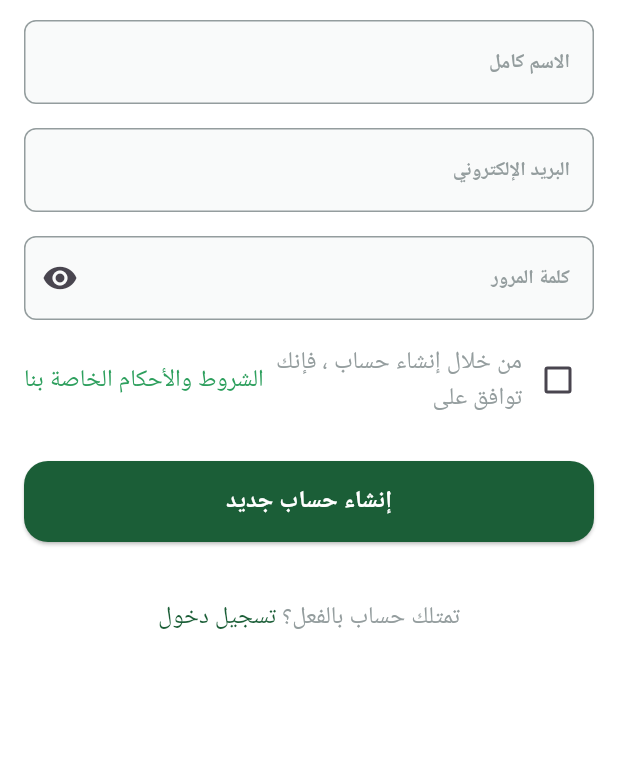
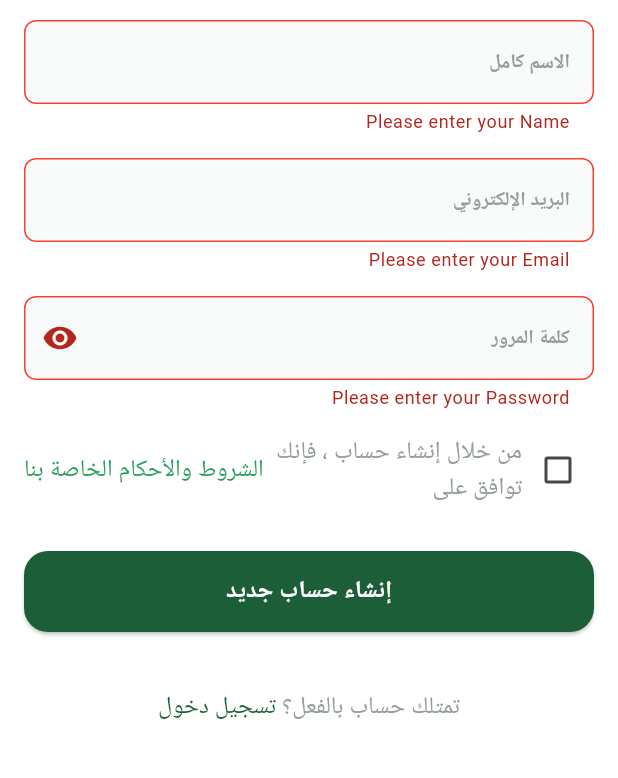
Before and after one commit to Mahmoudshady20/Fruits-Hub, a Flutter app: the SignUpView screen opened by its route, after a tap on "إنشاء حساب جديد", on a phone screen of 412 x 824 dp, the part 64-842 px from its top. Run offline on Flutter 3.47's test engine with Material 3 defaults, Android fonts, the phone set to English and light mode, and no system bars; drawn by our look-alikes of modal_progress_hud_nsn; our stand-ins replace dartz, dots_indicator, firebase_auth, firebase_core, flutter_bloc, flutter_svg and 3 more; accounts and stored records are empty; Roboto replaces fonts that are missing (Cairo).

Commit message:
1- finish Signup with Email and Password 2- add Services Locator

```diff
--- a/lib/core/services/fire_base_auth_services.dart
+++ b/lib/core/services/fire_base_auth_services.dart
@@ -1,15 +1,25 @@
+import 'dart:developer';
+
 import 'package:commerce/core/services/custom_exception.dart';
 import 'package:firebase_auth/firebase_auth.dart';
 
 class FireBaseAuthServices {
   Future<User> createWithEmailAndPassword(
-      {required String emailAddress, required String password}) async {
+      {required String emailAddress,
+      required String password,
+      required String name}) async {
     try {
       final credential =
           await FirebaseAuth.instance.createUserWithEmailAndPassword(
         email: emailAddress,
         password: password,
       );
+      if (credential.user == null) {
+        log('Auth Services user is null');
+        throw CustomException(
+            message: 'An error occurred. Please try again later.');
+      }
+      credential.user?.updateDisplayName(name);
       return credential.user!;
     } on FirebaseAuthException catch (e) {
       if (e.code == 'weak-password') {
--- a/lib/feature/auth_feature/data/model/user_model.dart
+++ b/lib/feature/auth_feature/data/model/user_model.dart
@@ -7,8 +7,10 @@ class UserModel extends UserEntity {
     required super.email,
     required super.uid,
   });
-  factory UserModel.fromFireBase(User user) {
+  factory UserModel.fromFireBase(
+    User user,
+  ) {
     return UserModel(
-        name: user.displayName!, email: user.email!, uid: user.uid);
+        name: user.displayName ?? '', email: user.email!, uid: user.uid);
   }
 }
--- a/lib/feature/auth_feature/data/repo/auth_repo_impl.dart
+++ b/lib/feature/auth_feature/data/repo/auth_repo_impl.dart
@@ -26,10 +26,10 @@ class AuthRepoImpl extends AuthRepo {
 
   @override
   Future<Either<Failure, UserEntity>> registerWithEmailAndPassword(
-      String email, String password) async {
+      String email, String password, String name) async {
     try {
       User user = await fireBaseAuthServices.createWithEmailAndPassword(
-          emailAddress: email, password: password);
+          emailAddress: email, password: password, name: name);
       return Right(UserModel.fromFireBase(user));
     } on Exception catch (e) {
       return left(ServerFailure(e.toString()));
--- a/lib/feature/auth_feature/domain/auth_repo/auth_repo.dart
+++ b/lib/feature/auth_feature/domain/auth_repo/auth_repo.dart
@@ -6,5 +6,5 @@ abstract class AuthRepo {
   Future<Either<Failure, UserEntity>> loginWithEmailAndPassword(
       String email, String password);
   Future<Either<Failure, UserEntity>> registerWithEmailAndPassword(
-      String email, String password);
+      String email, String password, String name);
 }
--- a/lib/feature/auth_feature/domain/entity/user_entity.dart
+++ b/lib/feature/auth_feature/domain/entity/user_entity.dart
@@ -1,7 +1,6 @@
 class UserEntity {
   final String name;
   final String email;
-
   final String uid;
 
   UserEntity({
--- /dev/null
+++ b/lib/feature/auth_feature/presentation/manager/signup_cubit/signup_cubit.dart
@@ -0,0 +1,17 @@
+import 'package:commerce/feature/auth_feature/data/repo/auth_repo_impl.dart';
+import 'package:commerce/feature/auth_feature/presentation/manager/signup_cubit/signup_state.dart';
+import 'package:flutter_bloc/flutter_bloc.dart';
+
+class SignupCubit extends Cubit<SignUpState> {
+  AuthRepoImpl authRepoImpl;
+  SignupCubit(this.authRepoImpl) : super(SignUpInitial());
+
+  Future<void> signUpWithEmailAndPassword(
+      String email, String password, String name) async {
+    emit(SignUpLoading());
+    final result =
+        await authRepoImpl.registerWithEmailAndPassword(email, password, name);
+    result.fold((l) => emit(SignUpFailure(message: l.message)),
+        (r) => emit(SignUpSuccess(userEntity: r)));
+  }
+}
--- /dev/null
+++ b/lib/feature/auth_feature/presentation/manager/signup_cubit/signup_state.dart
@@ -0,0 +1,17 @@
+import 'package:commerce/feature/auth_feature/domain/entity/user_entity.dart';
+
+abstract class SignUpState {}
+
+class SignUpInitial extends SignUpState {}
+
+class SignUpLoading extends SignUpState {}
+
+class SignUpFailure extends SignUpState {
+  final String message;
+  SignUpFailure({required this.message});
+}
+
+class SignUpSuccess extends SignUpState {
+  final UserEntity userEntity;
+  SignUpSuccess({required this.userEntity});
+}
--- a/lib/feature/auth_feature/presentation/views/sign_up_view.dart
+++ b/lib/feature/auth_feature/presentation/views/sign_up_view.dart
@@ -1,16 +1,24 @@
-import 'package:commerce/feature/auth_feature/presentation/widget/sign_up_body.dart';
+import 'package:commerce/core/services/services_locator/locator_setup.dart';
+import 'package:commerce/feature/auth_feature/data/repo/auth_repo_impl.dart';
+import 'package:commerce/feature/auth_feature/presentation/manager/signup_cubit/signup_cubit.dart';
+import 'package:commerce/feature/auth_feature/presentation/widget/signup_view_body_consumer.dart';
 import 'package:commerce/shared/widget/custom_app_bar.dart';
 import 'package:flutter/material.dart';
+import 'package:flutter_bloc/flutter_bloc.dart';
 
 class SignUpView extends StatelessWidget {
   static const String routeName = 'signUp';
+
   const SignUpView({super.key});
 
   @override
   Widget build(BuildContext context) {
-    return Scaffold(
-      appBar: CustomAppBar(title: 'حساب جديد'),
-      body: SignUpBody(),
+    return BlocProvider(
+      create: (context) => SignupCubit(getIt.get<AuthRepoImpl>()),
+      child: Scaffold(
+        appBar: CustomAppBar(title: 'حساب جديد'),
+        body: SignupViewBodyConsumer(),
+      ),
     );
   }
 }
--- a/lib/feature/auth_feature/presentation/widget/rules_sign_up.dart
+++ b/lib/feature/auth_feature/presentation/widget/rules_sign_up.dart
@@ -1,43 +1,38 @@
 import 'package:flutter/material.dart';
 
-class RulesSignUp extends StatefulWidget {
-  const RulesSignUp({super.key});
+class RulesSignUp extends StatelessWidget {
+  const RulesSignUp({
+    super.key,
+    required this.checkValue,
+    required this.onChanged,
+  });
 
-  @override
-  State<RulesSignUp> createState() => _RulesSignUpState();
-}
+  final bool checkValue;
+  final void Function(bool?)? onChanged;
 
-class _RulesSignUpState extends State<RulesSignUp> {
-  late bool checkValue;
-  @override
-  void initState() {
-    checkValue = false;
-    super.initState();
-  }
   @override
   Widget build(BuildContext context) {
     return Row(
       children: [
-        Checkbox(value: checkValue, onChanged: (value){
-          setState(() {
-            checkValue = value ?? false;
-          });
-        }),
+        Checkbox(
+          value: checkValue,
+          onChanged: onChanged,
+        ),
         Flexible(
           child: Text(
             'من خلال إنشاء حساب ، فإنك توافق على',
             style: Theme.of(context).textTheme.bodyMedium?.copyWith(
-              color: Color(0xFF949D9E),
-            ),
+                  color: Color(0xFF949D9E),
+                ),
           ),
         ),
         InkWell(
-          onTap: (){},
+          onTap: () {},
           child: Text(
             ' الشروط والأحكام الخاصة بنا',
             style: Theme.of(context).textTheme.bodyMedium?.copyWith(
-              color: Color(0xFF2D9F5D),
-            ),
+                  color: Color(0xFF2D9F5D),
+                ),
           ),
         ),
       ],
--- a/lib/feature/auth_feature/presentation/widget/sign_up_body.dart
+++ b/lib/feature/auth_feature/presentation/widget/sign_up_body.dart
@@ -1,8 +1,12 @@
+import 'package:commerce/core/helper_function/validations_regex.dart';
+import 'package:commerce/feature/auth_feature/presentation/manager/signup_cubit/signup_cubit.dart';
 import 'package:commerce/feature/auth_feature/presentation/views/login_view.dart';
 import 'package:commerce/feature/auth_feature/presentation/widget/rules_sign_up.dart';
 import 'package:commerce/feature/auth_feature/presentation/widget/switch_page.dart';
 import 'package:commerce/shared/widget/custom_button.dart';
+import 'package:commerce/shared/widget/error_bar.dart';
 import 'package:flutter/material.dart';
+import 'package:flutter_bloc/flutter_bloc.dart';
 
 import '../../../../shared/widget/custom_form_field.dart';
 
@@ -23,6 +27,7 @@ class _SignUpBodyState extends State<SignUpBody> {
   late TextEditingController nameController;
 
   late bool isPassword;
+  late bool checkValue;
 
   @override
   void initState() {
@@ -31,6 +36,7 @@ class _SignUpBodyState extends State<SignUpBody> {
     passwordController = TextEditingController();
     nameController = TextEditingController();
     isPassword = true;
+    checkValue = false;
     super.initState();
   }
 
@@ -55,6 +61,9 @@ class _SignUpBodyState extends State<SignUpBody> {
               CustomFormField(
                 controller: nameController,
                 validator: (value) {
+                  if (value == null || value.trim().isEmpty) {
+                    return 'Please enter your Name';
+                  }
                   return null;
                 },
                 hint: 'الاسم كامل',
@@ -66,6 +75,12 @@ class _SignUpBodyState extends State<SignUpBody> {
                 textInputType: TextInputType.emailAddress,
                 controller: emailController,
                 validator: (value) {
+                  if (value == null || value.trim().isEmpty) {
+                    return 'Please enter your Email';
+                  }
+                  if (!ValidationRegex.emailRegex(value)) {
+                    return 'Please enter Valid Email';
+                  }
                   return null;
                 },
                 hint: 'البريد الإلكتروني',
@@ -77,6 +92,12 @@ class _SignUpBodyState extends State<SignUpBody> {
                 textInputType: TextInputType.visiblePassword,
                 controller: passwordController,
                 validator: (value) {
+                  if (value == null || value.trim().isEmpty) {
+                    return 'Please enter your Password';
+                  }
+                  if (!ValidationRegex.passwordRegex(value)) {
+                    return 'Please enter Valid Password';
+                  }
                   return null;
                 },
                 hint: 'كلمة المرور',
@@ -94,12 +115,33 @@ class _SignUpBodyState extends State<SignUpBody> {
               SizedBox(
                 height: 16,
               ),
-              RulesSignUp(),
+              RulesSignUp(
+                checkValue: checkValue,
+                onChanged: (value) {
+                  setState(() {
+                    checkValue = value ?? false;
+                  });
+                },
+              ),
               SizedBox(
                 height: 30,
               ),
               CustomButton(
-                onPressed: () {},
+                onPressed: () async {
+                  if (formKey.currentState!.validate()) {
+                    if (checkValue) {
+                      await context
+                          .read<SignupCubit>()
+                          .signUpWithEmailAndPassword(emailController.text,
+                              passwordController.text, nameController.text);
+                    } else {
+                      showErrorBar(
+                          context, 'يجب عليك الموافقة على الشروط والإحكام');
+                    }
+                  } else {
+                    return;
+                  }
+                },
                 text: 'إنشاء حساب جديد',
               ),
               SizedBox(
--- /dev/null
+++ b/lib/feature/auth_feature/presentation/widget/signup_view_body_consumer.dart
@@ -0,0 +1,31 @@
+import 'package:commerce/feature/auth_feature/presentation/manager/signup_cubit/signup_cubit.dart';
+import 'package:commerce/feature/auth_feature/presentation/manager/signup_cubit/signup_state.dart';
+import 'package:commerce/feature/auth_feature/presentation/widget/sign_up_body.dart';
+import 'package:commerce/feature/home_feature/home_view.dart';
+import 'package:commerce/shared/widget/custom_progress_hud.dart';
+import 'package:commerce/shared/widget/error_bar.dart';
+import 'package:flutter/material.dart';
+import 'package:flutter_bloc/flutter_bloc.dart';
+
+class SignupViewBodyConsumer extends StatelessWidget {
+  const SignupViewBodyConsumer({super.key});
+
+  @override
+  Widget build(BuildContext context) {
+    return BlocConsumer<SignupCubit, SignUpState>(
+      builder: (context, state) {
+        return CustomProgressHud(
+            isLoading: state is SignUpLoading ? true : false,
+            child: SignUpBody());
+      },
+      listener: (context, state) {
+        if (state is SignUpSuccess) {
+          Navigator.pushReplacementNamed(context, HomeView.routeName);
+        }
+        if (state is SignUpFailure) {
+          showErrorBar(context, state.message);
+        }
+      },
+    );
+  }
+}
--- a/lib/main.dart
+++ b/lib/main.dart
@@ -1,5 +1,7 @@
 import 'package:commerce/core/local_db/shared_pref/shared_pref.dart';
+import 'package:commerce/core/services/services_locator/locator_setup.dart';
 import 'package:commerce/feature/auth_feature/presentation/views/sign_up_view.dart';
+import 'package:commerce/feature/home_feature/home_view.dart';
 import 'package:firebase_core/firebase_core.dart';
 import 'package:flutter/material.dart';
 import 'package:flutter_localizations/flutter_localizations.dart';
@@ -16,6 +18,7 @@ void main() async {
   await Firebase.initializeApp(
     options: DefaultFirebaseOptions.currentPlatform,
   );
+  setup();
   await SharedPref.init();
   runApp(const MyApp());
 }
@@ -34,6 +37,7 @@ class MyApp extends StatelessWidget {
         OnboardingView.routeName: (context) => OnboardingView(),
         LoginView.routeName: (context) => LoginView(),
         SignUpView.routeName: (context) => SignUpView(),
+        HomeView.routeName: (context) => HomeView(),
       },
       localizationsDelegates: [
         S.delegate,
--- /dev/null
+++ b/lib/shared/widget/custom_progress_hud.dart
@@ -0,0 +1,14 @@
+import 'package:flutter/material.dart';
+import 'package:modal_progress_hud_nsn/modal_progress_hud_nsn.dart';
+
+class CustomProgressHud extends StatelessWidget {
+  const CustomProgressHud(
+      {super.key, required this.isLoading, required this.child});
+
+  final bool isLoading;
+  final Widget child;
+  @override
+  Widget build(BuildContext context) {
+    return ModalProgressHUD(inAsyncCall: isLoading, child: child);
+  }
+}
--- a/pubspec.yaml
+++ b/pubspec.yaml
@@ -45,6 +45,8 @@ dependencies:
   firebase_auth: ^5.3.3
   dartz: ^0.10.1
   get_it: ^8.0.2
+  flutter_bloc: ^8.1.6
+  modal_progress_hud_nsn: ^0.5.1
 
 dev_dependencies:
   flutter_test:
```
Also changed, not shown: lib/core/helper_function/validations_regex.dart (added, +12 -0 lines), lib/core/services/services_locator/locator_setup.dart (added, +14 -0 lines), lib/feature/auth_feature/presentation/manager/signin_cubit/signin_state.dart (added, +17 -0 lines), lib/feature/home_feature/home_view.dart (added, +11 -0 lines), lib/shared/widget/error_bar.dart (added, +11 -0 lines), pubspec.lock, 2 other files.
